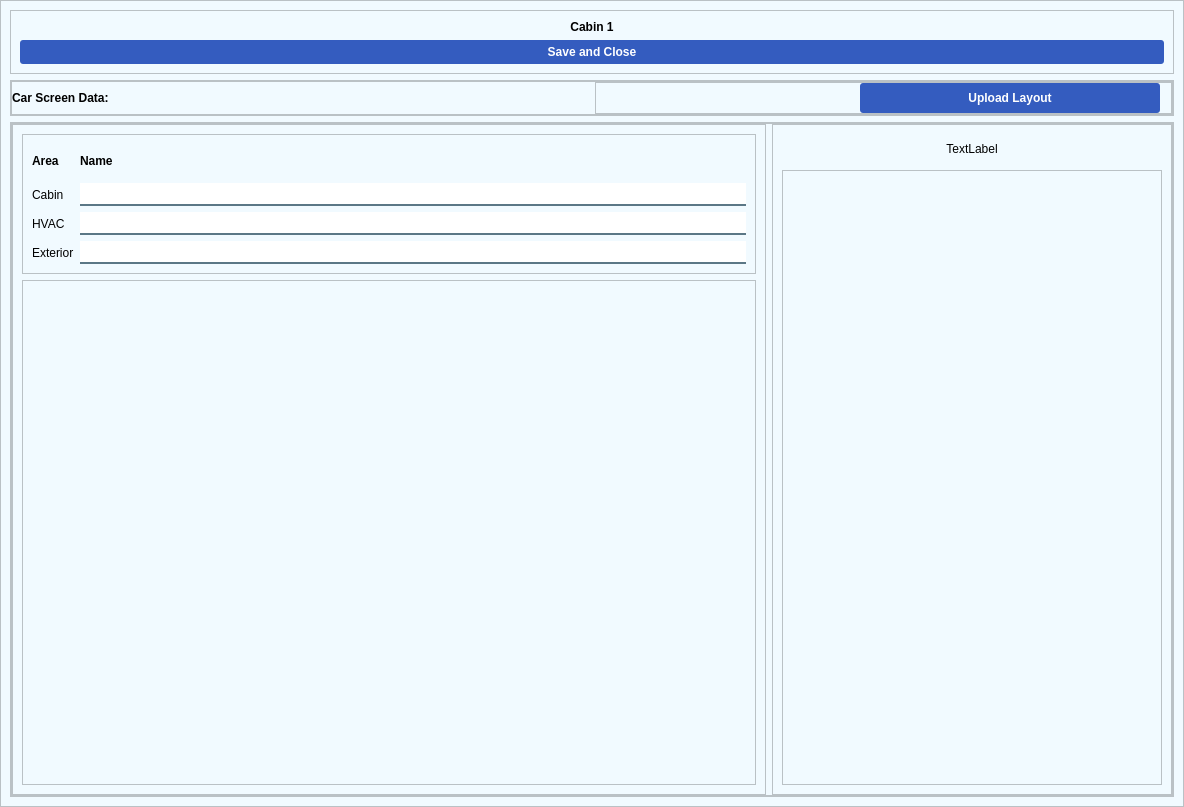
ali7haider/railway-automation-system, file ui/ui_files/cabin_setting.ui: the form before one commit.
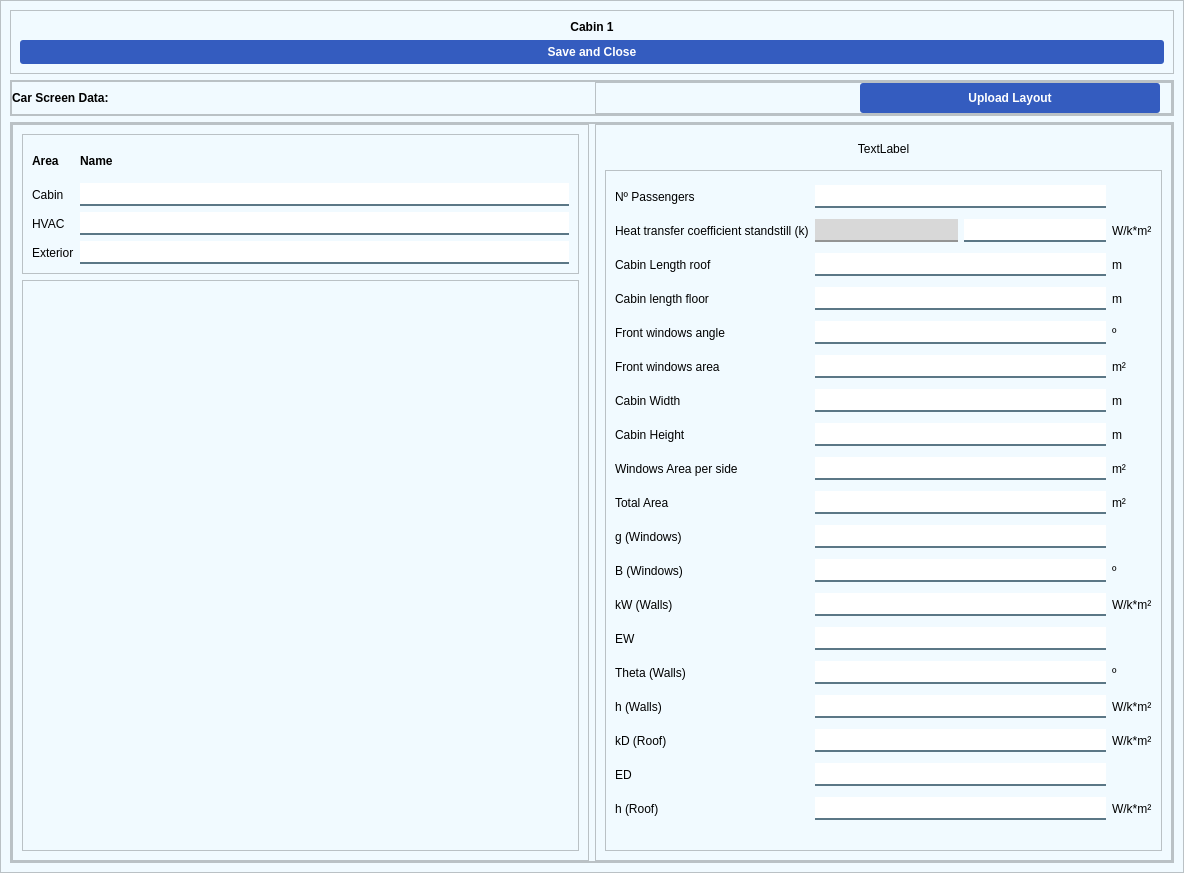
The form after the commit. Icons and pictures are not drawn.

Commit message: Refactor cabin form logic to support loading and saving custom values; enhance UI interaction for cabin configuration

Diff of the .ui file:
```diff
--- a/ui/ui_files/cabin_setting.ui
+++ b/ui/ui_files/cabin_setting.ui
@@ -7,7 +7,7 @@
     <x>0</x>
     <y>0</y>
     <width>1184</width>
-    <height>807</height>
+    <height>873</height>
    </rect>
   </property>
   <property name="windowTitle">
@@ -442,7 +442,7 @@
                <x>0</x>
                <y>0</y>
                <width>1156</width>
-               <height>620</height>
+               <height>686</height>
               </rect>
              </property>
              <layout class="QHBoxLayout" name="horizontalLayout">
@@ -580,17 +580,6 @@
                  <enum>QFrame::Raised</enum>
                 </property>
                 <layout class="QGridLayout" name="gridLayout_2">
-                 <item row="3" column="0">
-                  <widget class="QFrame" name="frameAreaLabels_2">
-                   <property name="frameShape">
-                    <enum>QFrame::StyledPanel</enum>
-                   </property>
-                   <property name="frameShadow">
-                    <enum>QFrame::Raised</enum>
-                   </property>
-                   <layout class="QVBoxLayout" name="verticalLayout_8"/>
-                  </widget>
-                 </item>
                  <item row="0" column="0">
                   <widget class="QLabel" name="lblStandardCabin">
                    <property name="maximumSize">
@@ -607,6 +596,320 @@
                    </property>
                   </widget>
                  </item>
+                 <item row="3" column="0">
+                  <widget class="QFrame" name="frameAreaLabels_2">
+                   <property name="frameShape">
+                    <enum>QFrame::StyledPanel</enum>
+                   </property>
+                   <property name="frameShadow">
+                    <enum>QFrame::Raised</enum>
+                   </property>
+                   <layout class="QGridLayout" name="gridLayout_3">
+                    <item row="5" column="0">
+                     <widget class="QLabel" name="label_20">
+                      <property name="text">
+                       <string>Front windows area </string>
+                      </property>
+                     </widget>
+                    </item>
+                    <item row="0" column="0">
+                     <widget class="QLabel" name="label_6">
+                      <property name="text">
+                       <string>Nº Passengers</string>
+                      </property>
+                     </widget>
+                    </item>
+                    <item row="4" column="0">
+                     <widget class="QLabel" name="label_19">
+                      <property name="text">
+                       <string>Front windows angle </string>
+                      </property>
+                     </widget>
+                    </item>
+                    <item row="6" column="0">
+                     <widget class="QLabel" name="label_21">
+                      <property name="text">
+                       <string>Cabin Width</string>
+                      </property>
+                     </widget>
+                    </item>
+                    <item row="1" column="0">
+                     <widget class="QLabel" name="label_13">
+                      <property name="text">
+                       <string>Heat transfer coefficient standstill (k)</string>
+                      </property>
+                     </widget>
+                    </item>
+                    <item row="2" column="0">
+                     <widget class="QLabel" name="label_16">
+                      <property name="text">
+                       <string>Cabin Length roof </string>
+                      </property>
+                     </widget>
+                    </item>
+                    <item row="3" column="0">
+                     <widget class="QLabel" name="label_18">
+                      <property name="text">
+                       <string>Cabin length floor </string>
+                      </property>
+                     </widget>
+                    </item>
+                    <item row="8" column="0">
+                     <widget class="QLabel" name="label_17">
+                      <property name="text">
+                       <string>Windows Area per side</string>
+                      </property>
+                     </widget>
+                    </item>
+                    <item row="7" column="0">
+                     <widget class="QLabel" name="label_15">
+                      <property name="text">
+                       <string>Cabin Height</string>
+                      </property>
+                     </widget>
+                    </item>
+                    <item row="9" column="0">
+                     <widget class="QLabel" name="label_14">
+                      <property name="text">
+                       <string>Total Area</string>
+                      </property>
+                     </widget>
+                    </item>
+                    <item row="10" column="0">
+                     <widget class="QLabel" name="label_12">
+                      <property name="text">
+                       <string>g (Windows)</string>
+                      </property>
+                     </widget>
+                    </item>
+                    <item row="11" column="0">
+                     <widget class="QLabel" name="label_11">
+                      <property name="text">
+                       <string>B (Windows)</string>
+                      </property>
+                     </widget>
+                    </item>
+                    <item row="12" column="0">
+                     <widget class="QLabel" name="label_10">
+                      <property name="text">
+                       <string>kW (Walls)</string>
+                      </property>
+                     </widget>
+                    </item>
+                    <item row="13" column="0">
+                     <widget class="QLabel" name="label_9">
+                      <property name="text">
+                       <string>EW</string>
+                      </property>
+                     </widget>
+                    </item>
+                    <item row="15" column="0">
+                     <widget class="QLabel" name="label_7">
+                      <property name="text">
+                       <string>h (Walls)</string>
+                      </property>
+                     </widget>
+                    </item>
+                    <item row="16" column="0">
+                     <widget class="QLabel" name="label_22">
+                      <property name="text">
+                       <string>kD (Roof)</string>
+                      </property>
+                     </widget>
+                    </item>
+                    <item row="18" column="0">
+                     <widget class="QLabel" name="label_24">
+                      <property name="text">
+                       <string>h (Roof)</string>
+                      </property>
+                     </widget>
+                    </item>
+                    <item row="17" column="0">
+                     <widget class="QLabel" name="label_23">
+                      <property name="text">
+                       <string>ED</string>
+                      </property>
+                     </widget>
+                    </item>
+                    <item row="14" column="0">
+                     <widget class="QLabel" name="label_8">
+                      <property name="text">
+                       <string>Theta (Walls)</string>
+                      </property>
+                     </widget>
+                    </item>
+                    <item row="2" column="3">
+                     <widget class="QLabel" name="label_27">
+                      <property name="text">
+                       <string>m</string>
+                      </property>
+                     </widget>
+                    </item>
+                    <item row="1" column="3">
+                     <widget class="QLabel" name="label_26">
+                      <property name="text">
+                       <string>W/k*m²</string>
+                      </property>
+                     </widget>
+                    </item>
+                    <item row="3" column="3">
+                     <widget class="QLabel" name="label_25">
+                      <property name="text">
+                       <string>m</string>
+                      </property>
+                     </widget>
+                    </item>
+                    <item row="6" column="3">
+                     <widget class="QLabel" name="label_30">
+                      <property name="text">
+                       <string>m</string>
+                      </property>
+                     </widget>
+                    </item>
+                    <item row="4" column="3">
+                     <widget class="QLabel" name="label_28">
+                      <property name="text">
+                       <string>º</string>
+                      </property>
+                     </widget>
+                    </item>
+                    <item row="5" column="3">
+                     <widget class="QLabel" name="label_29">
+                      <property name="text">
+                       <string>m²</string>
+                      </property>
+                     </widget>
+                    </item>
+                    <item row="9" column="3">
+                     <widget class="QLabel" name="label_33">
+                      <property name="text">
+                       <string>m²</string>
+                      </property>
+                     </widget>
+                    </item>
+                    <item row="8" column="3">
+                     <widget class="QLabel" name="label_32">
+                      <property name="text">
+                       <string>m²</string>
+                      </property>
+                     </widget>
+                    </item>
+                    <item row="7" column="3">
+                     <widget class="QLabel" name="label_31">
+                      <property name="text">
+                       <string>m</string>
+                      </property>
+                     </widget>
+                    </item>
+                    <item row="14" column="3">
+                     <widget class="QLabel" name="label_36">
+                      <property name="text">
+                       <string>º</string>
+                      </property>
+                     </widget>
+                    </item>
+                    <item row="11" column="3">
+                     <widget class="QLabel" name="label_35">
+                      <property name="text">
+                       <string>º</string>
+                      </property>
+                     </widget>
+                    </item>
+                    <item row="12" column="3">
+                     <widget class="QLabel" name="label_34">
+                      <property name="text">
+                       <string>W/k*m²</string>
+                      </property>
+                     </widget>
+                    </item>
+                    <item row="15" column="3">
+                     <widget class="QLabel" name="label_37">
+                      <property name="text">
+                       <string>W/k*m²</string>
+                      </property>
+                     </widget>
+                    </item>
+                    <item row="16" column="3">
+                     <widget class="QLabel" name="label_38">
+                      <property name="text">
+                       <string>W/k*m²</string>
+                      </property>
+                     </widget>
+                    </item>
+                    <item row="18" column="3">
+                     <widget class="QLabel" name="label_40">
+                      <property name="text">
+                       <string>W/k*m²</string>
+                      </property>
+                     </widget>
+                    </item>
+                    <item row="0" column="1" colspan="2">
+                     <widget class="QLineEdit" name="txtNPassenger"/>
+                    </item>
+                    <item row="1" column="1">
+                     <widget class="QLineEdit" name="txtHeatTransferRead">
+                      <property name="readOnly">
+                       <bool>true</bool>
+                      </property>
+                     </widget>
+                    </item>
+                    <item row="1" column="2">
+                     <widget class="QLineEdit" name="txtHeatTransfer"/>
+                    </item>
+                    <item row="2" column="1" colspan="2">
+                     <widget class="QLineEdit" name="txtCabinLengthRoof"/>
+                    </item>
+                    <item row="3" column="1" colspan="2">
+                     <widget class="QLineEdit" name="txtCabinLengthFloor"/>
+                    </item>
+                    <item row="4" column="1" colspan="2">
+                     <widget class="QLineEdit" name="txtWindowAngle"/>
+                    </item>
+                    <item row="5" column="1" colspan="2">
+                     <widget class="QLineEdit" name="txtWindowArea"/>
+                    </item>
+                    <item row="6" column="1" colspan="2">
+                     <widget class="QLineEdit" name="txtCabinWidth"/>
+                    </item>
+                    <item row="7" column="1" colspan="2">
+                     <widget class="QLineEdit" name="txtCabinHeight"/>
+                    </item>
+                    <item row="8" column="1" colspan="2">
+                     <widget class="QLineEdit" name="txtAreaPerSide"/>
+                    </item>
+                    <item row="9" column="1" colspan="2">
+                     <widget class="QLineEdit" name="txtTotalArea"/>
+                    </item>
+                    <item row="10" column="1" colspan="2">
+                     <widget class="QLineEdit" name="txtGWindow"/>
+                    </item>
+                    <item row="11" column="1" colspan="2">
+                     <widget class="QLineEdit" name="txtBWindow"/>
+                    </item>
+                    <item row="12" column="1" colspan="2">
+                     <widget class="QLineEdit" name="txtKWalls"/>
+                    </item>
+                    <item row="13" column="1" colspan="2">
+                     <widget class="QLineEdit" name="txtEW"/>
+                    </item>
+                    <item row="14" column="1" colspan="2">
+                     <widget class="QLineEdit" name="txtTheta"/>
+                    </item>
+                    <item row="15" column="1" colspan="2">
+                     <widget class="QLineEdit" name="txtHWalls"/>
+                    </item>
+                    <item row="16" column="1" colspan="2">
+                     <widget class="QLineEdit" name="txtKD"/>
+                    </item>
+                    <item row="17" column="1" colspan="2">
+                     <widget class="QLineEdit" name="txtED"/>
+                    </item>
+                    <item row="18" column="1" colspan="2">
+                     <widget class="QLineEdit" name="txtHRoof"/>
+                    </item>
+                   </layout>
+                  </widget>
+                 </item>
                 </layout>
                </widget>
               </item>
```
Left out of the diff: 3 changed lines with no effect on the pictures. The commit also changes 2 other files.
